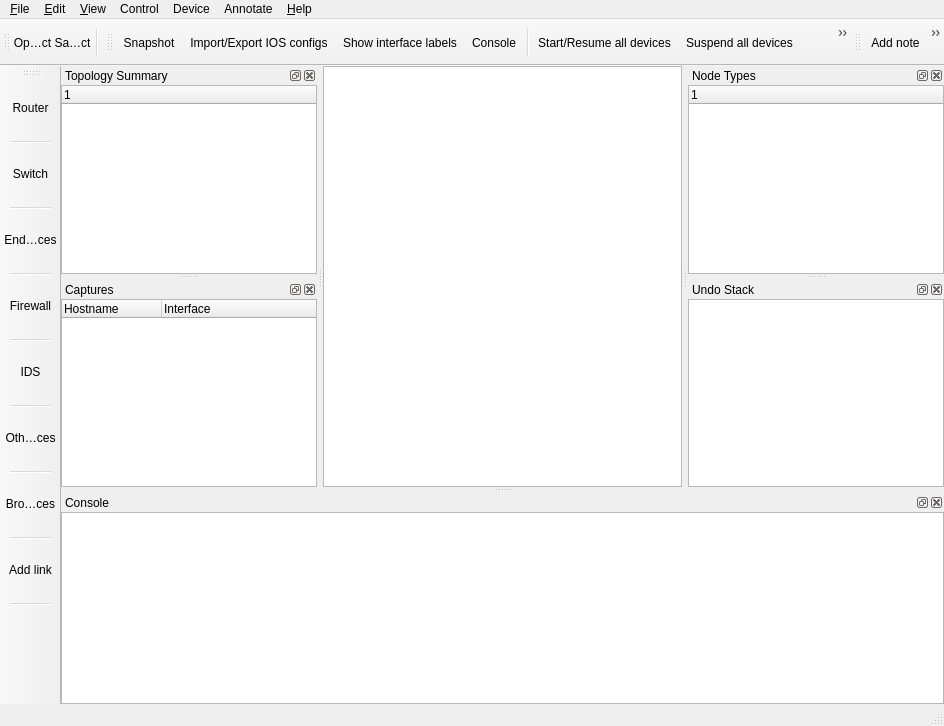
Old version of the form src/GNS3/Ui/Form_MainWindow.ui in the repository GNS3/gns3-legacy.
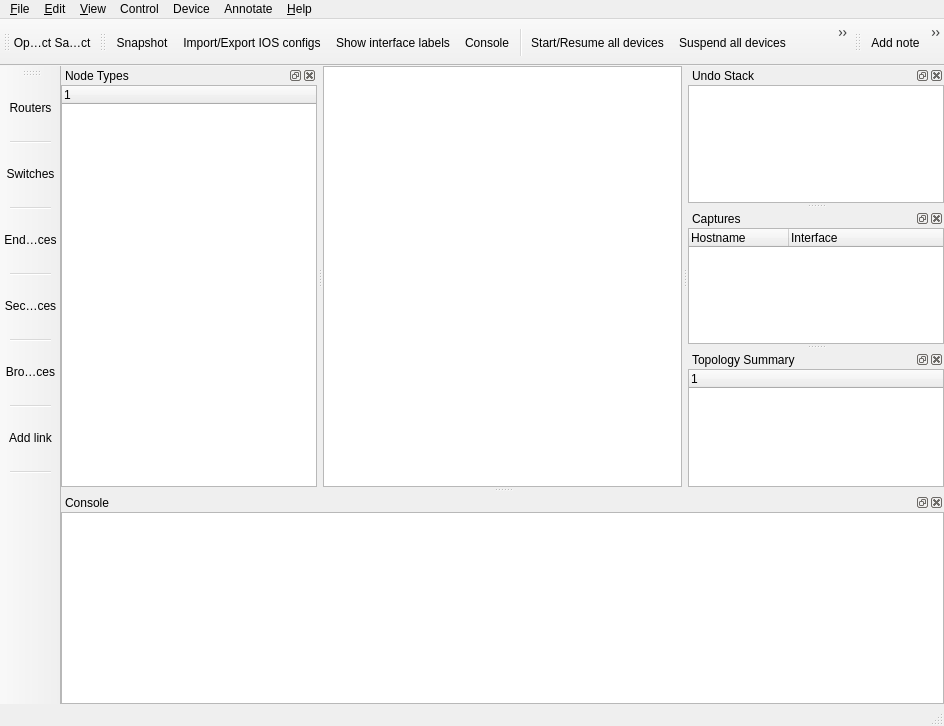
New version of the form. Icons and pictures are not drawn. Custom widgets are drawn as their Qt base class.

Commit message: Device bar updated (removed IDS and Other devices). Renamed Firewall to Security devices.

What changed in the file:
```diff
--- a/src/GNS3/Ui/Form_MainWindow.ui
+++ b/src/GNS3/Ui/Form_MainWindow.ui
@@ -190,7 +190,6 @@
    </attribute>
    <addaction name="action_Open"/>
    <addaction name="action_Save"/>
-   <addaction name="separator"/>
   </widget>
   <widget class="QDockWidget" name="dockWidget_NodeTypes">
    <property name="enabled">
@@ -209,7 +208,7 @@
     <string>Node Types</string>
    </property>
    <attribute name="dockWidgetArea">
-    <number>2</number>
+    <number>1</number>
    </attribute>
    <widget class="QWidget" name="dockWidgetContents_NodeTypes">
     <layout class="QVBoxLayout">
@@ -274,11 +273,7 @@
    <addaction name="separator"/>
    <addaction name="action_EndDevices"/>
    <addaction name="separator"/>
-   <addaction name="action_Firewall"/>
-   <addaction name="separator"/>
-   <addaction name="action_IDS"/>
-   <addaction name="separator"/>
-   <addaction name="action_OtherDevices"/>
+   <addaction name="action_SecurityDevices"/>
    <addaction name="separator"/>
    <addaction name="action_BrowseAllDevices"/>
    <addaction name="separator"/>
@@ -315,57 +310,6 @@
    <addaction name="action_ReloadAll"/>
    <addaction name="action_ShowVirtualBoxManager"/>
   </widget>
-  <widget class="QDockWidget" name="dockWidget_TopoSum">
-   <property name="sizePolicy">
-    <sizepolicy hsizetype="Preferred" vsizetype="Expanding">
-     <horstretch>0</horstretch>
-     <verstretch>0</verstretch>
-    </sizepolicy>
-   </property>
-   <property name="minimumSize">
-    <size>
-     <width>83</width>
-     <height>108</height>
-    </size>
-   </property>
-   <property name="allowedAreas">
-    <set>Qt::LeftDockWidgetArea|Qt::RightDockWidgetArea</set>
-   </property>
-   <property name="windowTitle">
-    <string>Topology Summary</string>
-   </property>
-   <attribute name="dockWidgetArea">
-    <number>1</number>
-   </attribute>
-   <widget class="QWidget" name="dockWidgetContents_7">
-    <layout class="QGridLayout">
-     <property name="margin">
-      <number>0</number>
-     </property>
-     <property name="spacing">
-      <number>0</number>
-     </property>
-     <item row="0" column="0">
-      <widget class="topologySummaryDock" name="treeWidget_TopologySummary">
-       <property name="sizePolicy">
-        <sizepolicy hsizetype="Expanding" vsizetype="Expanding">
-         <horstretch>0</horstretch>
-         <verstretch>0</verstretch>
-        </sizepolicy>
-       </property>
-       <property name="statusTip">
-        <string>Topology Summary</string>
-       </property>
-       <column>
-        <property name="text">
-         <string>1</string>
-        </property>
-       </column>
-      </widget>
-     </item>
-    </layout>
-   </widget>
-  </widget>
   <widget class="QDockWidget" name="dockWidget_Console">
    <property name="maximumSize">
     <size>
@@ -462,7 +406,7 @@
     <string>Captures</string>
    </property>
    <attribute name="dockWidgetArea">
-    <number>1</number>
+    <number>2</number>
    </attribute>
    <widget class="QWidget" name="dockWidgetContents_2">
     <layout class="QVBoxLayout" name="verticalLayout_2">
@@ -504,6 +448,57 @@
     </layout>
    </widget>
   </widget>
+  <widget class="QDockWidget" name="dockWidget_TopoSum">
+   <property name="sizePolicy">
+    <sizepolicy hsizetype="Preferred" vsizetype="Expanding">
+     <horstretch>0</horstretch>
+     <verstretch>0</verstretch>
+    </sizepolicy>
+   </property>
+   <property name="minimumSize">
+    <size>
+     <width>83</width>
+     <height>108</height>
+    </size>
+   </property>
+   <property name="allowedAreas">
+    <set>Qt::LeftDockWidgetArea|Qt::RightDockWidgetArea</set>
+   </property>
+   <property name="windowTitle">
+    <string>Topology Summary</string>
+   </property>
+   <attribute name="dockWidgetArea">
+    <number>2</number>
+   </attribute>
+   <widget class="QWidget" name="dockWidgetContents_7">
+    <layout class="QGridLayout">
+     <property name="margin">
+      <number>0</number>
+     </property>
+     <property name="spacing">
+      <number>0</number>
+     </property>
+     <item row="0" column="0">
+      <widget class="topologySummaryDock" name="treeWidget_TopologySummary">
+       <property name="sizePolicy">
+        <sizepolicy hsizetype="Expanding" vsizetype="Expanding">
+         <horstretch>0</horstretch>
+         <verstretch>0</verstretch>
+        </sizepolicy>
+       </property>
+       <property name="statusTip">
+        <string>Topology Summary</string>
+       </property>
+       <column>
+        <property name="text">
+         <string>1</string>
+        </property>
+       </column>
+      </widget>
+     </item>
+    </layout>
+   </widget>
+  </widget>
   <action name="action_About">
    <property name="text">
     <string>&amp;About</string>
@@ -1147,7 +1142,7 @@
      <activeoff>:/icons/router-hover.png</activeoff>:/icons/router.png</iconset>
    </property>
    <property name="text">
-    <string>Router</string>
+    <string>Routers</string>
    </property>
    <property name="toolTip">
     <string>Router</string>
@@ -1163,7 +1158,7 @@
      <activeoff>:/icons/switch-hover.png</activeoff>:/icons/switch.png</iconset>
    </property>
    <property name="text">
-    <string>Switch</string>
+    <string>Switches</string>
    </property>
    <property name="toolTip">
     <string>Switch</string>
@@ -1188,30 +1183,14 @@
     <string>Select End device</string>
    </property>
   </action>
-  <action name="action_OtherDevices">
-   <property name="icon">
-    <iconset resource="../../../../gns3-artwork/svg_resources.qrc">
-     <normaloff>:/icons/other-devices.png</normaloff>
-     <activeoff>:/icons/other-devices-hover.png</activeoff>:/icons/other-devices.png</iconset>
-   </property>
-   <property name="text">
-    <string>Other devices</string>
-   </property>
-   <property name="toolTip">
-    <string>Other devices</string>
-   </property>
-   <property name="statusTip">
-    <string>Select Other devices</string>
-   </property>
-  </action>
-  <action name="action_Firewall">
+  <action name="action_SecurityDevices">
    <property name="icon">
     <iconset resource="../../../../gns3-artwork/svg_resources.qrc">
      <normaloff>:/icons/firewall.png</normaloff>
      <activeoff>:/icons/firewall-hover.png</activeoff>:/icons/firewall.png</iconset>
    </property>
    <property name="text">
-    <string>Firewall</string>
+    <string>Security devices</string>
    </property>
    <property name="toolTip">
     <string>Firewall</string>
@@ -1220,22 +1199,6 @@
     <string>Select Firewall</string>
    </property>
   </action>
-  <action name="action_IDS">
-   <property name="icon">
-    <iconset resource="../../../../gns3-artwork/svg_resources.qrc">
-     <normaloff>:/icons/ids.png</normaloff>
-     <activeoff>:/icons/ids-hover.png</activeoff>:/icons/ids.png</iconset>
-   </property>
-   <property name="text">
-    <string>IDS</string>
-   </property>
-   <property name="toolTip">
-    <string>IDS</string>
-   </property>
-   <property name="statusTip">
-    <string>Select Intrusion Detection System</string>
-   </property>
-  </action>
   <action name="action_HighContrastStyle">
    <property name="checkable">
     <bool>true</bool>
```
Left out of the diff: 6 changed lines with no effect on the pictures. The commit also changes 5 other files.
